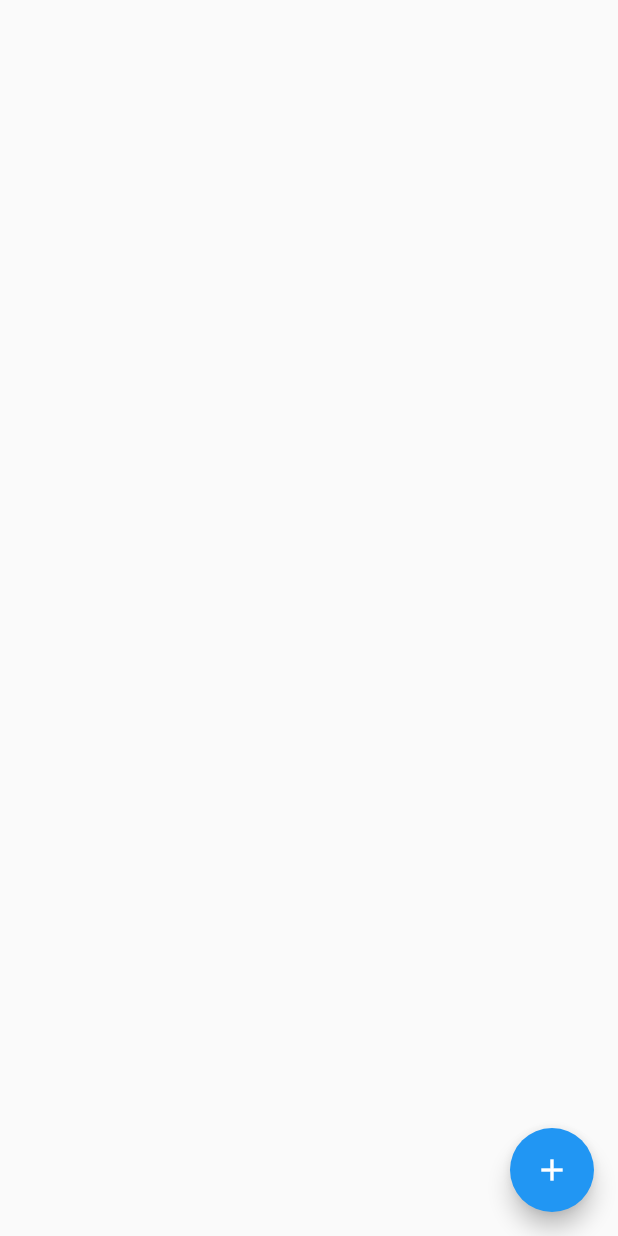
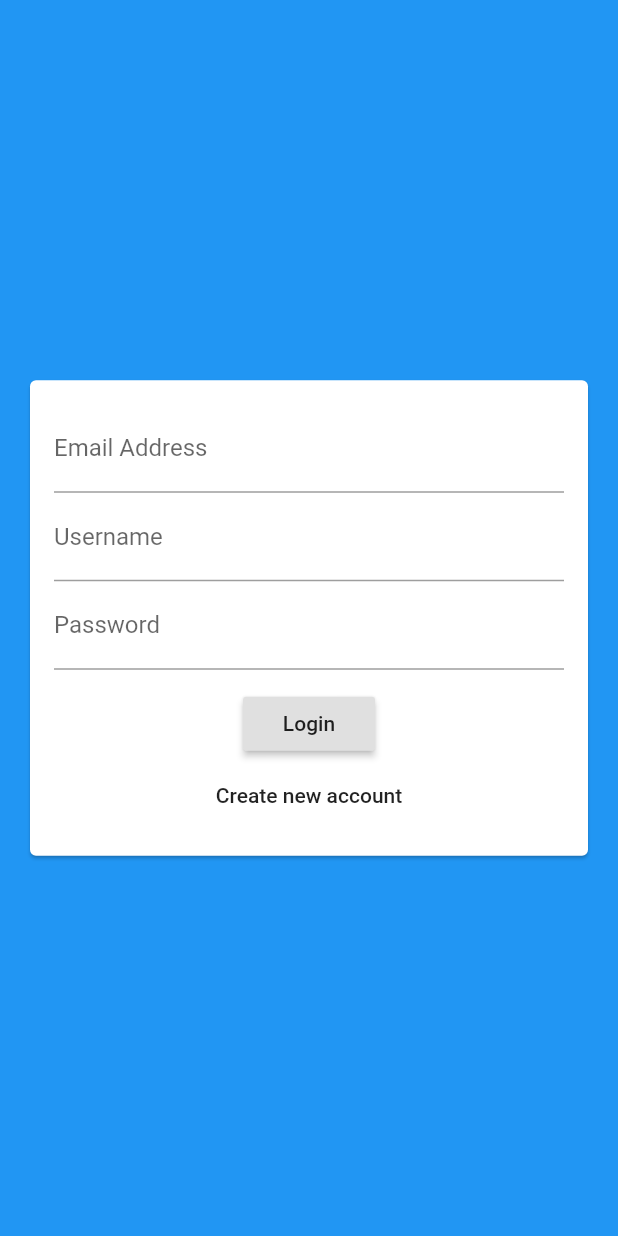
Before and after one commit to Kcruz24/chat_flutter_app, a Flutter app: the screen it shows after launch, on a phone screen of 412 x 824 dp. Run offline on Flutter 3.47's test engine with Material 2 defaults, Android fonts, the phone set to English and light mode, and no system bars; our stand-ins replace cloud_firestore; accounts and stored records are empty.

Commit message:
[322] A Basic Authentication Screen

```diff
--- a/lib/main.dart
+++ b/lib/main.dart
@@ -1,5 +1,6 @@
 import 'package:flutter/material.dart';
 
+import 'screens/auth_screen.dart';
 import 'screens/chat_screen.dart';
 
 void main() {
@@ -16,7 +17,7 @@ class MyApp extends StatelessWidget {
       theme: ThemeData(
         primarySwatch: Colors.blue,
       ),
-      home: ChatScreen(),
+      home: AuthScreen(),
     );
   }
 }
--- a/lib/screens/auth_screen.dart
+++ b/lib/screens/auth_screen.dart
@@ -0,0 +1,17 @@
+import 'package:flutter/material.dart';
+
+import '../widgets/auth/auth_form.dart';
+class AuthScreen extends StatefulWidget {
+  @override
+  State<AuthScreen> createState() => _AuthScreenState();
+}
+
+class _AuthScreenState extends State<AuthScreen> {
+  @override
+  Widget build(BuildContext context) {
+    return Scaffold(
+      backgroundColor: Colors.blue,
+      body: AuthFormWidget(),
+    );
+  }
+}
--- /dev/null
+++ b/lib/widgets/auth/auth_form.dart
@@ -0,0 +1,55 @@
+import 'package:flutter/material.dart';
+
+class AuthFormWidget extends StatefulWidget {
+  @override
+  State<AuthFormWidget> createState() => _AuthFormWidgetState();
+}
+
+class _AuthFormWidgetState extends State<AuthFormWidget> {
+  @override
+  Widget build(BuildContext context) {
+    return Center(
+      child: Card(
+        margin: EdgeInsets.all(20),
+        child: SingleChildScrollView(
+          child: Padding(
+            padding: EdgeInsets.all(16),
+            child: Form(
+              child: Column(
+                mainAxisSize: MainAxisSize.min, // Take as much space as needed.
+                children: <Widget>[
+                  TextFormField(
+                    keyboardType: TextInputType.emailAddress,
+                    decoration: InputDecoration(
+                      labelText: 'Email Address',
+                    ),
+                  ),
+                  TextFormField(
+                    decoration: InputDecoration(
+                      labelText: 'Username',
+                    ),
+                  ),
+                  TextFormField(
+                    decoration: InputDecoration(
+                      labelText: 'Password',
+                    ),
+                    obscureText: true,
+                  ),
+                  SizedBox(height: 12),
+                  RaisedButton(
+                    child: Text('Login'),
+                    onPressed: () {},
+                  ),
+                  FlatButton(
+                    child: Text('Create new account'),
+                    onPressed: () {},
+                  ),
+                ],
+              ),
+            ),
+          ),
+        ),
+      ),
+    );
+  }
+}
```
